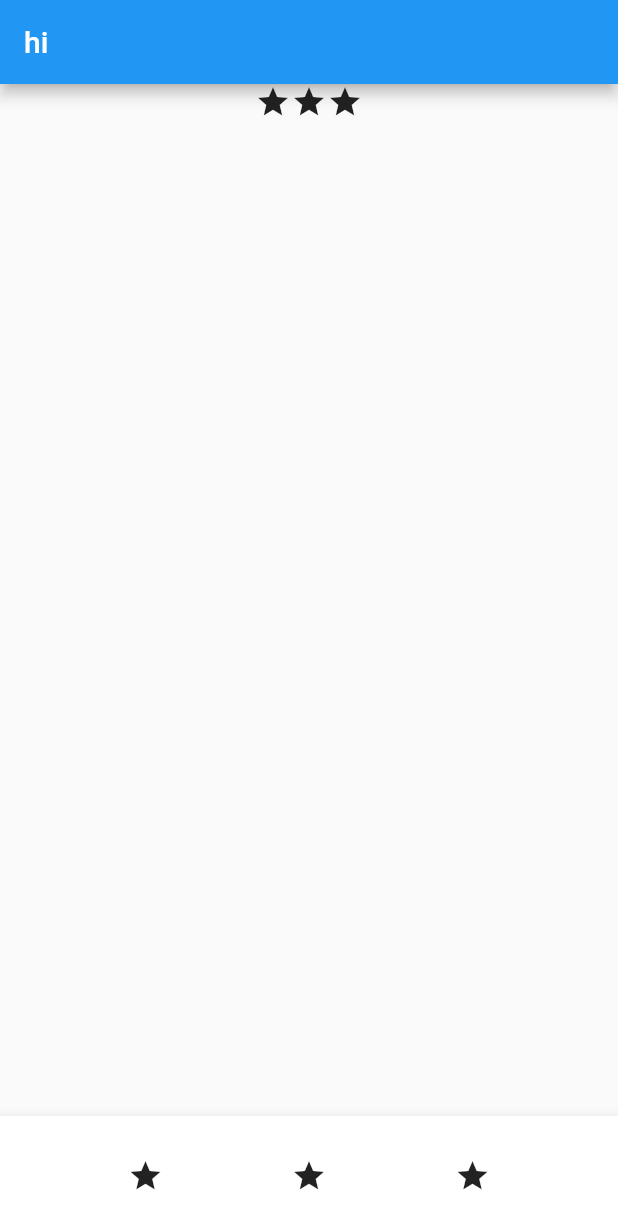
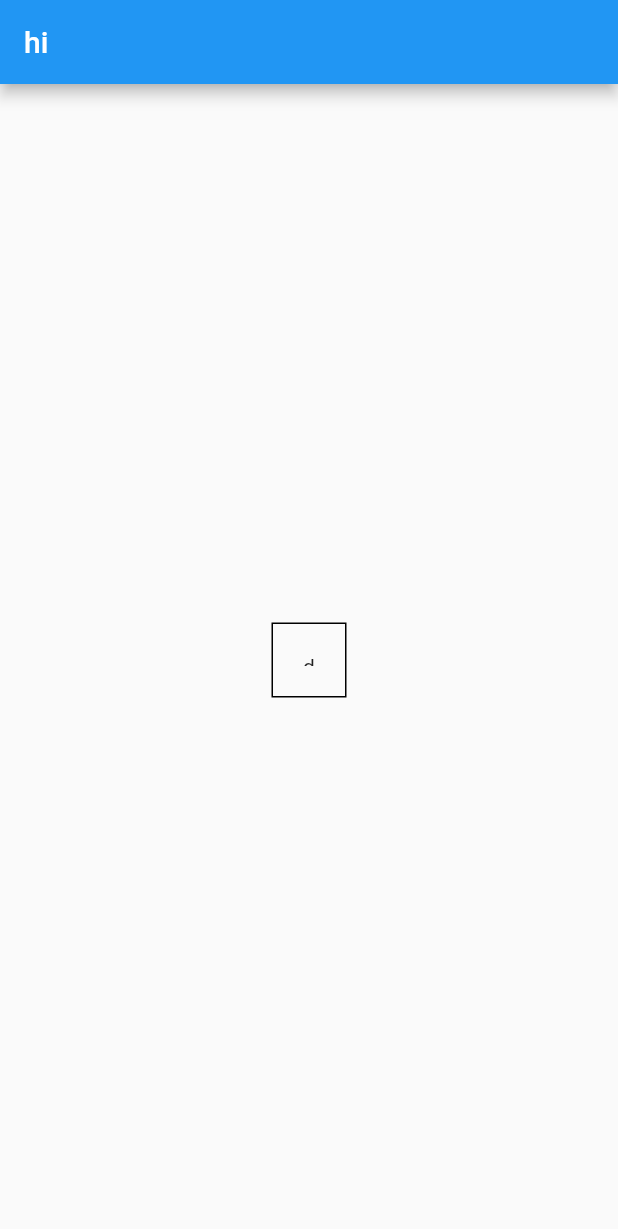
Before and after one commit to chobkyu/flutter_study, a Flutter app: the screen it shows after launch, on a phone screen of 412 x 824 dp. Shown: the top 1229 px of the screen. Run offline on Flutter 3.47's test engine with Material 2 defaults, Android fonts, the phone set to English and light mode, and no system bars.

Commit message:
Update main.dart

```diff
--- a/lib/main.dart
+++ b/lib/main.dart
@@ -14,31 +14,19 @@ class MyApp extends StatelessWidget {
         appBar: AppBar(
           title: Text('hi')
         ),
-        body: Row(  //가로로 배치 세로는 Column
-          mainAxisAlignment: MainAxisAlignment.center,
-          crossAxisAlignment: CrossAxisAlignment.center,
-          children :[
-            Icon(Icons.star),
-            Icon(Icons.star),
-            Icon(Icons.star)
+        body:Center(
+          child: Container(
+            width: 50, height: 50,
+            padding: EdgeInsets.all(20),
+            decoration : BoxDecoration(
+              border : Border.all(color:Colors.black)
+            ),
+            child: Text('daffds'),
+          ),
+        )
 
-          ]
         ),
-        bottomNavigationBar: BottomAppBar(
+    );
 
-          child: SizedBox(
-            height: 80,
-            child: Row(
-              mainAxisAlignment: MainAxisAlignment.spaceEvenly,
-              children: [
-                Icon(Icons.star),
-                Icon(Icons.star),
-                Icon(Icons.star)
-              ],
-            ),
-          ),
-        ),
-      )
-    );
   }
 }
```
